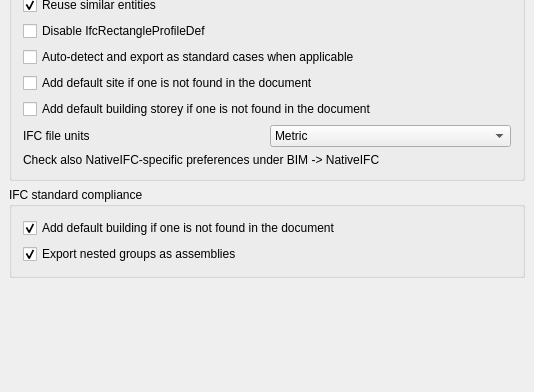
The window that src/Mod/BIM/Resources/ui/preferences-ifc-export.ui (southseact-3d/fcd) describes before a commit, drawn with Qt 5; both pictures show x 0 to 534 and y 326 to 718 of the 534 by 718 pixel window.
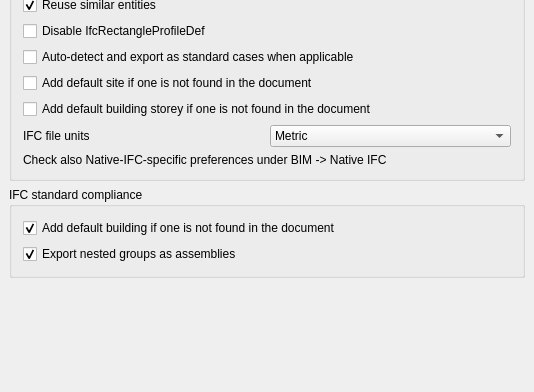
The same window after the commit. Custom widgets are drawn as their Qt base class.

Commit message: Improve legibility of NativeIFC in preferences

```diff
--- a/src/Mod/BIM/Resources/ui/preferences-ifc-export.ui
+++ b/src/Mod/BIM/Resources/ui/preferences-ifc-export.ui
@@ -363,7 +363,7 @@
       <item>
        <widget class="QLabel" name="label_3">
         <property name="text">
-         <string>Check also NativeIFC-specific preferences under BIM -&gt; NativeIFC</string>
+         <string>Check also Native-IFC-specific preferences under BIM -&gt; Native IFC</string>
         </property>
        </widget>
       </item>
```
The commit also changes 3 other files.
